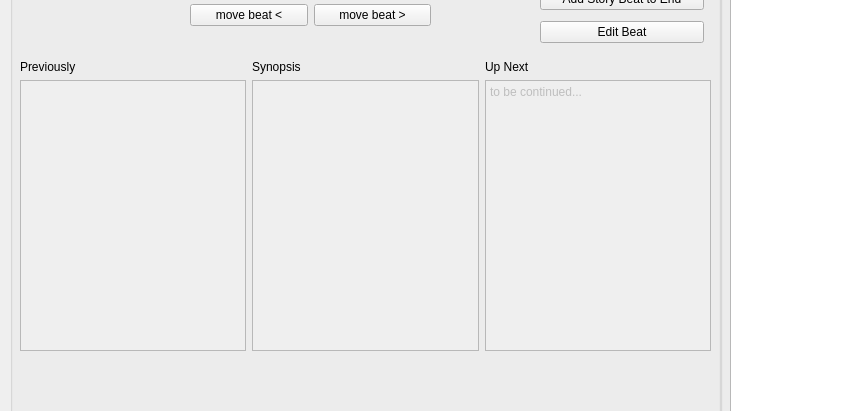
Qt form mainwindow.ui (Zo-Bro/story_arc_grapher) before a commit; both pictures show x 0 to 851 and y 150 to 561 of the 1101 by 814 pixel window.
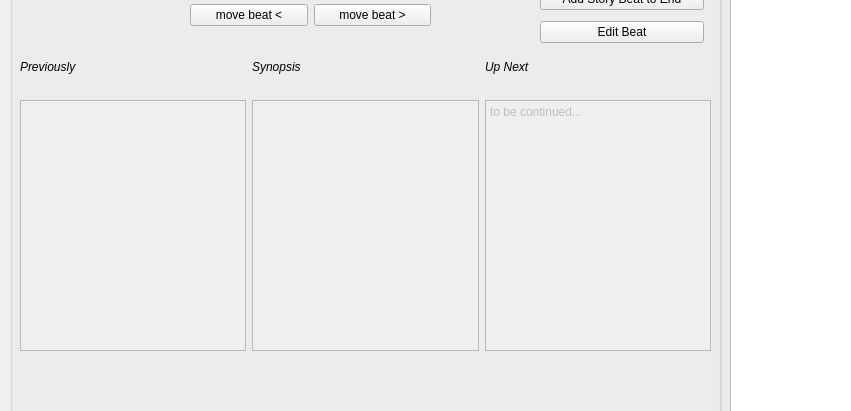
The same form after that commit. Custom widgets are drawn as their Qt base class.

Commit message: tidied up some of the UI. Added a new datum to a "beat" object: the "name", such as a chapter name. Refactored some variables: a "beat" contains one "entry" per character, and those two terms were being used wrong in the code. solved a view refreshing error where old text remained. My model - view setup is starting to get cumbersome. I have not accounted for all the data to pass through the view, and so what it spits out is an incomplete packet of data. This makes using the same view class for multiple functions difficult.

```diff
--- a/mainwindow.ui
+++ b/mainwindow.ui
@@ -227,51 +227,105 @@
       </rect>
      </property>
      <layout class="QGridLayout" name="gridLayout">
-      <item row="1" column="0">
+      <item row="2" column="0">
        <widget class="QPlainTextEdit" name="prevTextEdit">
         <property name="enabled">
          <bool>false</bool>
         </property>
        </widget>
       </item>
-      <item row="1" column="1">
-       <widget class="QPlainTextEdit" name="nowTextEdit">
-        <property name="enabled">
-         <bool>false</bool>
-        </property>
-       </widget>
-      </item>
-      <item row="1" column="2">
-       <widget class="QPlainTextEdit" name="nextTextEdit">
-        <property name="enabled">
-         <bool>false</bool>
-        </property>
-        <property name="plainText">
-         <string>to be continued...</string>
-        </property>
-       </widget>
-      </item>
-      <item row="0" column="0">
-       <widget class="QLabel" name="label">
-        <property name="text">
-         <string>Previously</string>
-        </property>
-       </widget>
-      </item>
       <item row="0" column="1">
        <widget class="QLabel" name="label_2">
+        <property name="font">
+         <font>
+          <italic>true</italic>
+         </font>
+        </property>
         <property name="text">
          <string>Synopsis</string>
         </property>
        </widget>
       </item>
+      <item row="0" column="0">
+       <widget class="QLabel" name="label">
+        <property name="font">
+         <font>
+          <italic>true</italic>
+         </font>
+        </property>
+        <property name="text">
+         <string>Previously</string>
+        </property>
+       </widget>
+      </item>
       <item row="0" column="2">
        <widget class="QLabel" name="label_3">
+        <property name="font">
+         <font>
+          <italic>true</italic>
+         </font>
+        </property>
         <property name="text">
          <string>Up Next</string>
         </property>
        </widget>
       </item>
+      <item row="2" column="1">
+       <widget class="QPlainTextEdit" name="nowTextEdit">
+        <property name="enabled">
+         <bool>false</bool>
+        </property>
+       </widget>
+      </item>
+      <item row="2" column="2">
+       <widget class="QPlainTextEdit" name="nextTextEdit">
+        <property name="enabled">
+         <bool>false</bool>
+        </property>
+        <property name="plainText">
+         <string>to be continued...</string>
+        </property>
+       </widget>
+      </item>
+      <item row="1" column="0">
+       <widget class="QLabel" name="prevNameLabel">
+        <property name="font">
+         <font>
+          <weight>75</weight>
+          <bold>true</bold>
+         </font>
+        </property>
+        <property name="text">
+         <string/>
+        </property>
+       </widget>
+      </item>
+      <item row="1" column="1">
+       <widget class="QLabel" name="nowNameLabel">
+        <property name="font">
+         <font>
+          <weight>75</weight>
+          <bold>true</bold>
+         </font>
+        </property>
+        <property name="text">
+         <string/>
+        </property>
+       </widget>
+      </item>
+      <item row="1" column="2">
+       <widget class="QLabel" name="nextNameLabel">
+        <property name="font">
+         <font>
+          <weight>75</weight>
+          <bold>true</bold>
+         </font>
+        </property>
+        <property name="text">
+         <string/>
+        </property>
+       </widget>
+      </item>
      </layout>
     </widget>
     <widget class="QWidget" name="verticalLayoutWidget">
```
Left out of the diff: 6 changed lines with no effect on the pictures. The commit also changes 5 other files.
